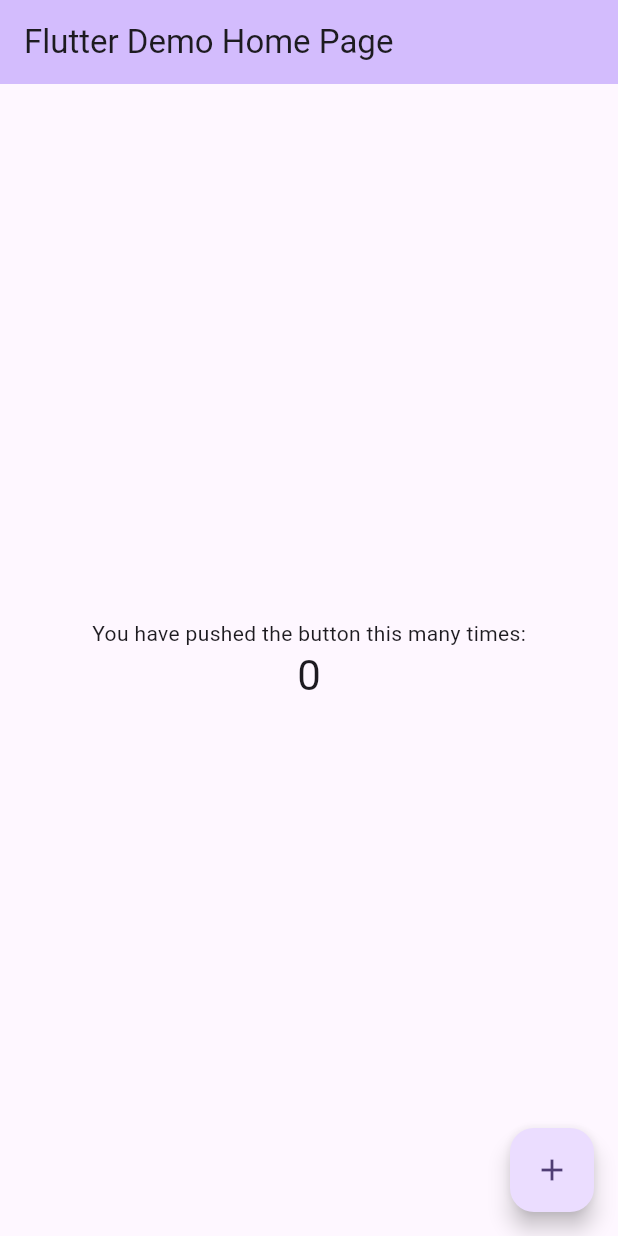
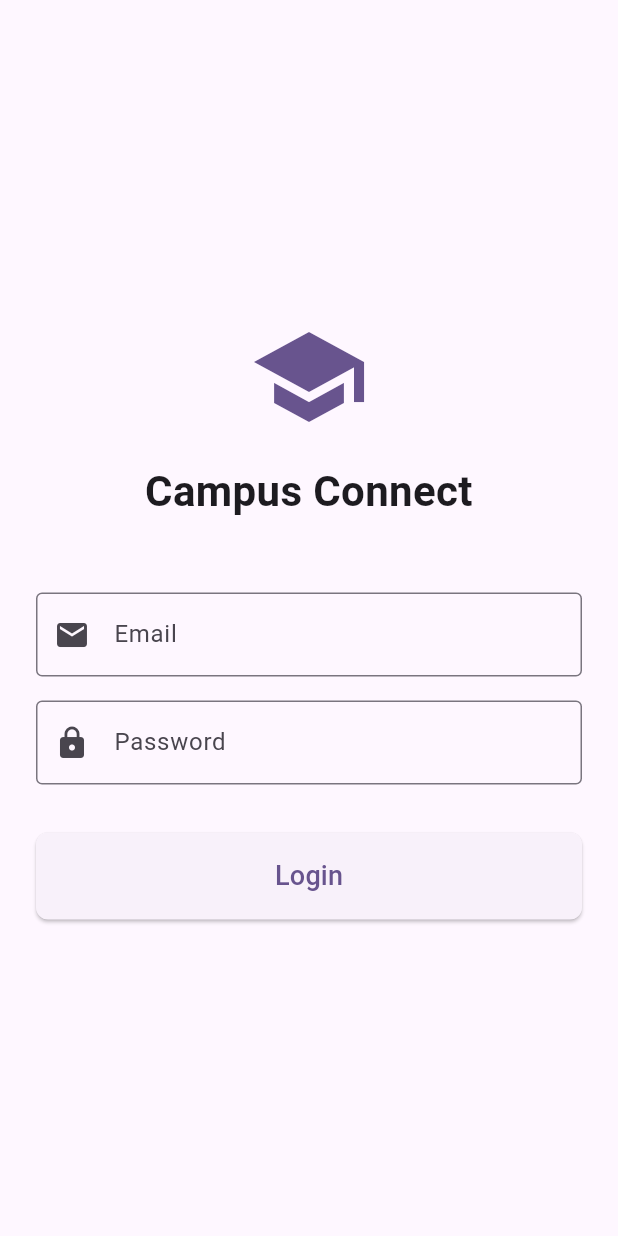
Before and after one commit to NamrataSingh0144/SUCampus, a Flutter app: the screen it shows after launch, on a phone screen of 412 x 824 dp. Run offline on Flutter 3.47's test engine with Material 3 defaults, Android fonts, the light colour scheme and no system bars.

Commit message:
Structed our project

```diff
--- /dev/null
+++ b/lib/features/auth/login.dart
@@ -0,0 +1,125 @@
+import 'package:flutter/material.dart';
+import '../home/home.dart';
+
+class LoginScreen extends StatefulWidget {
+  const LoginScreen({super.key});
+
+  @override
+  State<LoginScreen> createState() => _LoginScreenState();
+}
+
+class _LoginScreenState extends State<LoginScreen> {
+  final _emailController = TextEditingController();
+  final _passwordController = TextEditingController();
+  bool _isLoading = false;
+
+  Future<void> _login() async {
+    // Store the BuildContext before the async gap.
+    final currentContext = context;
+    // Check if the widget is still mounted before showing the SnackBar.
+    if (!mounted) return;
+
+    setState(() {
+      _isLoading = true;
+    });
+
+    await Future.delayed(const Duration(seconds: 2));
+
+    final email = _emailController.text;
+    final password = _passwordController.text;
+
+    // Hide loading indicator
+    // Check if the widget is still mounted before calling setState.
+    if (!mounted) return;
+    setState(() {
+      _isLoading = false;
+    });
+
+    if (email.isNotEmpty && password.isNotEmpty) {
+      // Navigate to home screen and remove login screen from the stack
+      // Check if the widget is still mounted before using the BuildContext.
+      if (!mounted) return;
+      Navigator.of(currentContext).pushReplacement(
+        MaterialPageRoute(builder: (context) => const HomeScreen()),
+      );
+    } else {
+      // Show an error message
+      // Check if the widget is still mounted before using the BuildContext.
+      if (!mounted) return;
+      ScaffoldMessenger.of(currentContext).showSnackBar(
+        const SnackBar(
+          content: Text('Please enter both email and password.'),
+          backgroundColor: Colors.red,
+        ),
+      );
+    }
+  }
+
+  @override
+  Widget build(BuildContext context) {
+    return Scaffold(
+      body: Center(
+        child: SingleChildScrollView(
+          padding: const EdgeInsets.all(24.0),
+          child: Column(
+            mainAxisAlignment: MainAxisAlignment.center,
+            crossAxisAlignment: CrossAxisAlignment.stretch,
+            children: [
+              // Your App Logo or Title
+              Icon(
+                Icons.school,
+                size: 80,
+                color: Theme.of(context).primaryColor,
+              ),
+              const SizedBox(height: 16),
+              const Text(
+                'Campus Connect',
+                textAlign: TextAlign.center,
+                style: TextStyle(fontSize: 28, fontWeight: FontWeight.bold),
+              ),
+              const SizedBox(height: 48),
+
+              // Email Field
+              TextField(
+                controller: _emailController,
+                decoration: const InputDecoration(
+                  labelText: 'Email',
+                  border: OutlineInputBorder(),
+                  prefixIcon: Icon(Icons.email),
+                ),
+                keyboardType: TextInputType.emailAddress,
+              ),
+              const SizedBox(height: 16),
+
+              // Password Field
+              TextField(
+                controller: _passwordController,
+                decoration: const InputDecoration(
+                  labelText: 'Password',
+                  border: OutlineInputBorder(),
+                  prefixIcon: Icon(Icons.lock),
+                ),
+                obscureText: true,
+              ),
+              const SizedBox(height: 32),
+
+              // Login Button
+              _isLoading
+                  ? const Center(child: CircularProgressIndicator())
+                  : ElevatedButton(
+                onPressed: _login,
+                style: ElevatedButton.styleFrom(
+                  padding: const EdgeInsets.symmetric(vertical: 16),
+                  shape: RoundedRectangleBorder(
+                    borderRadius: BorderRadius.circular(8),
+                  ),
+                ),
+                child: const Text('Login', style: TextStyle(fontSize: 18)),
+              ),
+            ],
+          ),
+        ),
+      ),
+    );
+  }
+}
--- /dev/null
+++ b/lib/features/home/home.dart
@@ -0,0 +1,21 @@
+import 'package:flutter/material.dart';
+
+class HomeScreen extends StatelessWidget {
+  const HomeScreen({super.key});
+
+  @override
+  Widget build(BuildContext context) {
+    return Scaffold(
+      appBar: AppBar(
+        title: const Text('Campus Shops'),
+        backgroundColor: Theme.of(context).colorScheme.inversePrimary,
+      ),
+      body: const Center(
+        child: Text(
+          'Welcome to the Campus App!',
+          style: TextStyle(fontSize: 24, fontWeight: FontWeight.bold),
+        ),
+      ),
+    );
+  }
+}
--- a/lib/main.dart
+++ b/lib/main.dart
@@ -1,4 +1,5 @@
 import 'package:flutter/material.dart';
+import 'features/auth/login.dart'; // Import the new login screen
 
 void main() {
   runApp(const MyApp());
@@ -7,91 +8,23 @@ void main() {
 class MyApp extends StatelessWidget {
   const MyApp({super.key});
 
-  // This widget is the root of your application.
   @override
   Widget build(BuildContext context) {
     return MaterialApp(
-      title: 'Flutter Demo',
+      title: 'Campus Food App',
       theme: ThemeData(
-
         colorScheme: ColorScheme.fromSeed(seedColor: Colors.deepPurple),
+        useMaterial3: true,
+        // Define a consistent theme for input fields
+        inputDecorationTheme: InputDecorationTheme(
+          border: OutlineInputBorder(
+            borderRadius: BorderRadius.circular(8),
+          ),
+        ),
       ),
-      home: const MyHomePage(title: 'Flutter Demo Home Page'),
+      // Set the LoginScreen as the first screen the user sees.
+      home: const LoginScreen(),
+      debugShowCheckedModeBanner: false, // Hides the debug banner
     );
   }
 }
-
-class MyHomePage extends StatefulWidget {
-  const MyHomePage({super.key, required this.title});
-
-
-
-  final String title;
-
-  @override
-  State<MyHomePage> createState() => _MyHomePageState();
-}
-
-class _MyHomePageState extends State<MyHomePage> {
-  int _counter = 0;
-
-  void _incrementCounter() {
-    setState(() {
-
-      _counter++;
-    });
-  }
-
-  @override
-  Widget build(BuildContext context) {
-    // This method is rerun every time setState is called, for instance as done
-    // by the _incrementCounter method above.
-    //
-    // The Flutter framework has been optimized to make rerunning build methods
-    // fast, so that you can just rebuild anything that needs updating rather
-    // than having to individually change instances of widgets.
-    return Scaffold(
-      appBar: AppBar(
-        // TRY THIS: Try changing the color here to a specific color (to
-        // Colors.amber, perhaps?) and trigger a hot reload to see the AppBar
-        // change color while the other colors stay the same.
-        backgroundColor: Theme.of(context).colorScheme.inversePrimary,
-        // Here we take the value from the MyHomePage object that was created by
-        // the App.build method, and use it to set our appbar title.
-        title: Text(widget.title),
-      ),
-      body: Center(
-        // Center is a layout widget. It takes a single child and positions it
-        // in the middle of the parent.
-        child: Column(
-          // Column is also a layout widget. It takes a list of children and
-          // arranges them vertically. By default, it sizes itself to fit its
-          // children horizontally, and tries to be as tall as its parent.
-          //
-          // Column has various properties to control how it sizes itself and
-          // how it positions its children. Here we use mainAxisAlignment to
-          // center the children vertically; the main axis here is the vertical
-          // axis because Columns are vertical (the cross axis would be
-          // horizontal).
-          //
-          // TRY THIS: Invoke "debug painting" (choose the "Toggle Debug Paint"
-          // action in the IDE, or press "p" in the console), to see the
-          // wireframe for each widget.
-          mainAxisAlignment: MainAxisAlignment.center,
-          children: <Widget>[
-            const Text('You have pushed the button this many times:'),
-            Text(
-              '$_counter',
-              style: Theme.of(context).textTheme.headlineMedium,
-            ),
-          ],
-        ),
-      ),
-      floatingActionButton: FloatingActionButton(
-        onPressed: _incrementCounter,
-        tooltip: 'Increment',
-        child: const Icon(Icons.add),
-      ), // This trailing comma makes auto-formatting nicer for build methods.
-    );
-  }
-}
```
